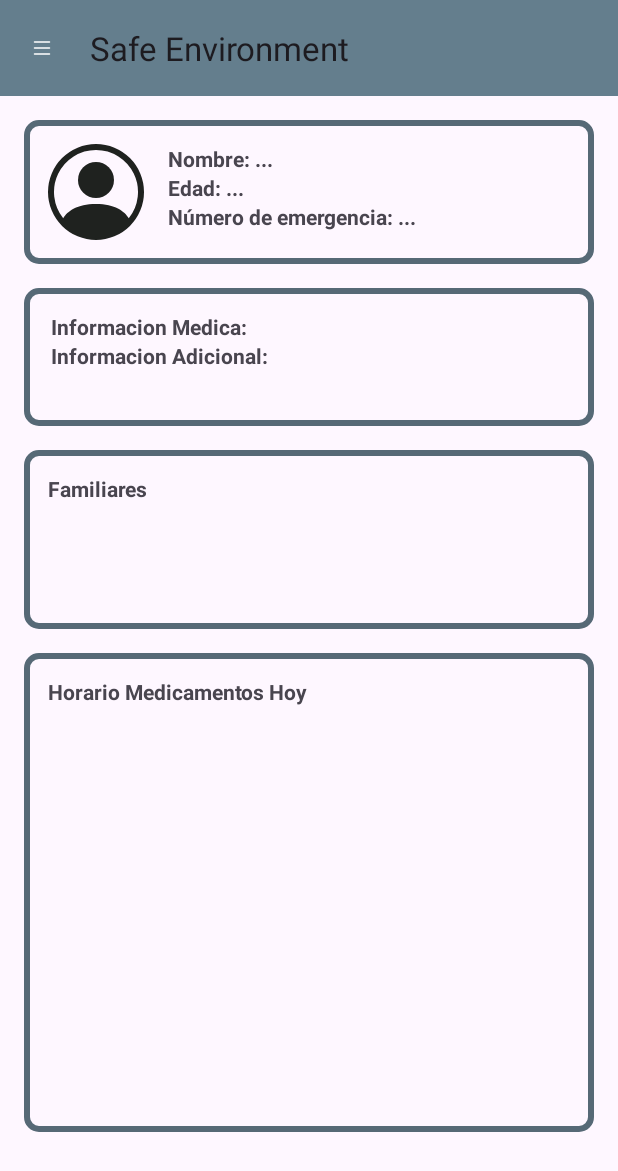
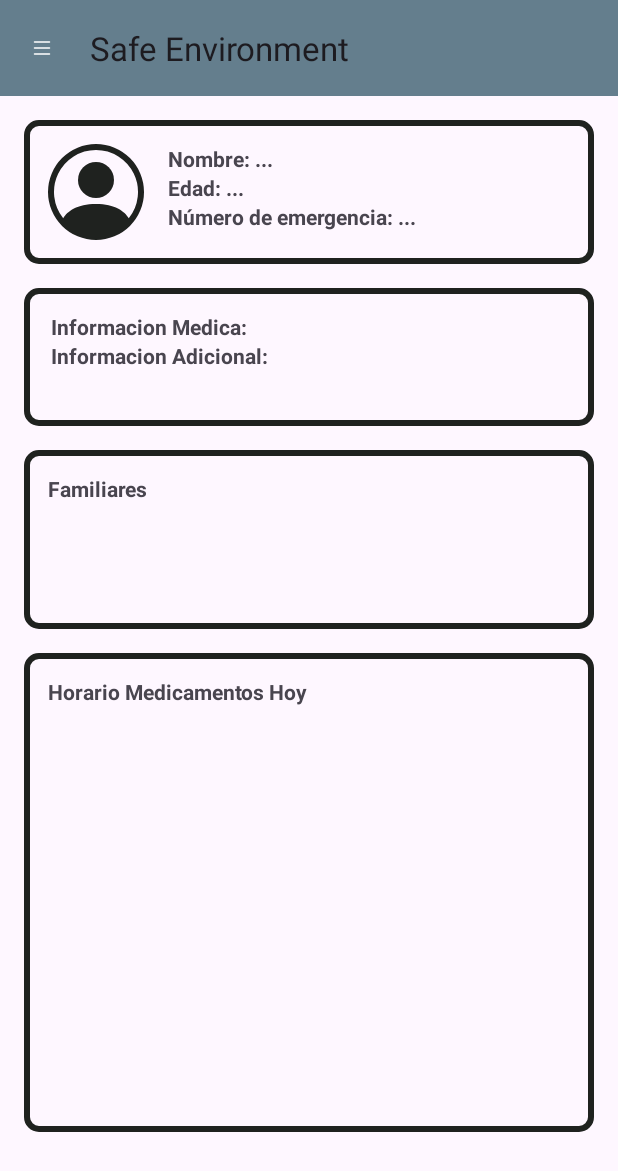
Before and after one commit to xChiat/SafeEnviroment, an Android app: the secondActivity screen opened directly, with no data from a screen before it, on a phone screen of 412 x 824 dp. Shown: the top 1171 px of the screen. Run offline under Robolectric (Android 15) with nearby library versions, the phone set to English and light mode, and no system bars.

```diff
--- a/app/src/main/res/drawable/border.xml
+++ b/app/src/main/res/drawable/border.xml
@@ -4,5 +4,5 @@
     <corners android:radius="8dp"/>
     <stroke
         android:width="6px"
-        android:color="@color/gray"/>
+        android:color="@color/black"/>
 </shape>
--- a/app/src/main/res/layout/activity_main.xml
+++ b/app/src/main/res/layout/activity_main.xml
@@ -30,6 +30,7 @@
         android:padding="16dp">
 
         <LinearLayout
+            android:id="@+id/mainLL"
             android:layout_width="match_parent"
             android:layout_height="wrap_content"
             android:orientation="vertical">
```
Also changed, not shown: app/src/main/java/com/example/safeenviroment/views/MainActivity.java (+32 -2 lines).
